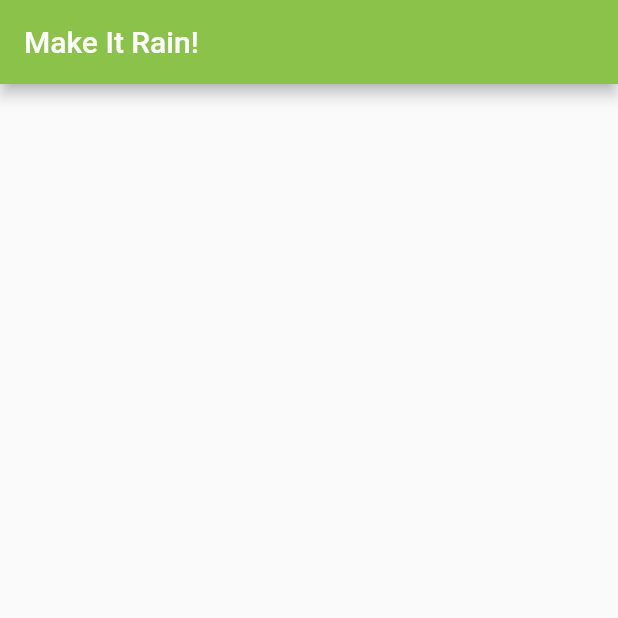
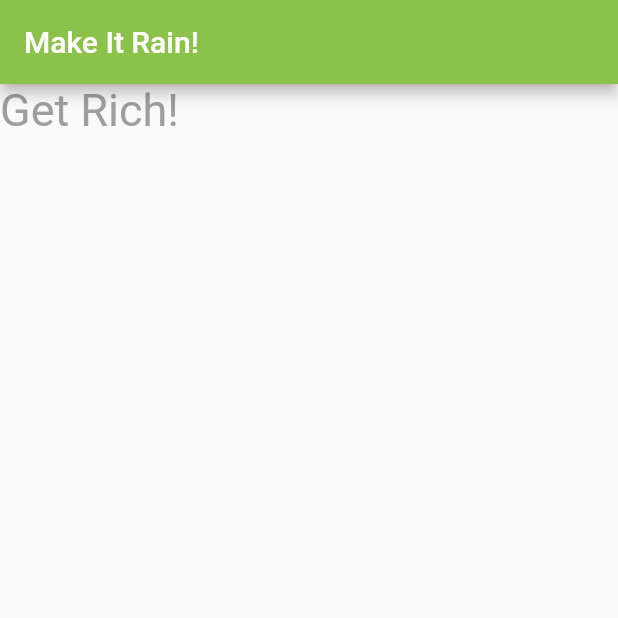
Before and after one commit to ashenmalaka/Flutter_Stateful_App-Make-It-Rain, a Flutter app: the screen it shows after launch, on a phone screen of 412 x 824 dp, the top half of it. Run offline on Flutter 3.47's test engine with Material 2 defaults, Android fonts, the phone set to English and light mode, and no system bars.

Commit message:
Added Title after appbar

```diff
--- a/lib/ui/make_it_rain.dart
+++ b/lib/ui/make_it_rain.dart
@@ -17,6 +17,20 @@ class MakeItRainState extends State<MakeItRain> {
         title: new Text("Make It Rain!"),
         backgroundColor: Colors.lightGreen,
         ),
+        body: new Container(
+          child: new Column(
+            children: <Widget>[
+              //title
+              new Text("Get Rich!",
+                style: new TextStyle(
+                  color: Colors.grey,
+                  fontWeight: FontWeight.w400,
+                  fontSize: 30,
+                ),
+              )
+            ],
+          ),
+        )
     );
   }
 
```
